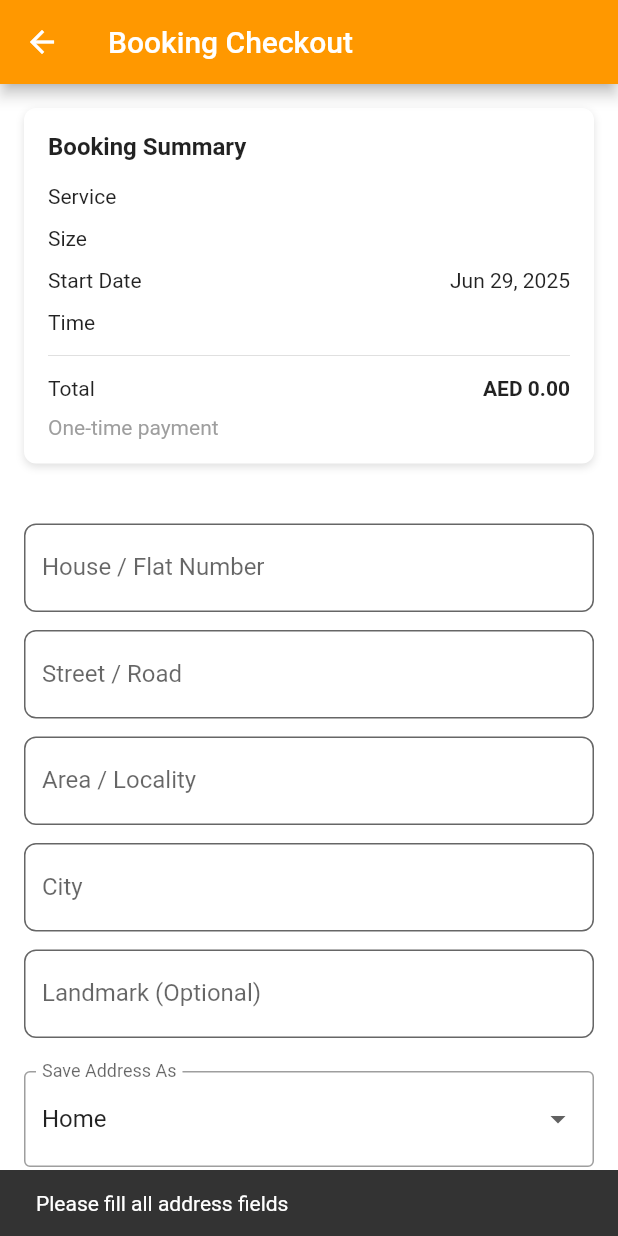
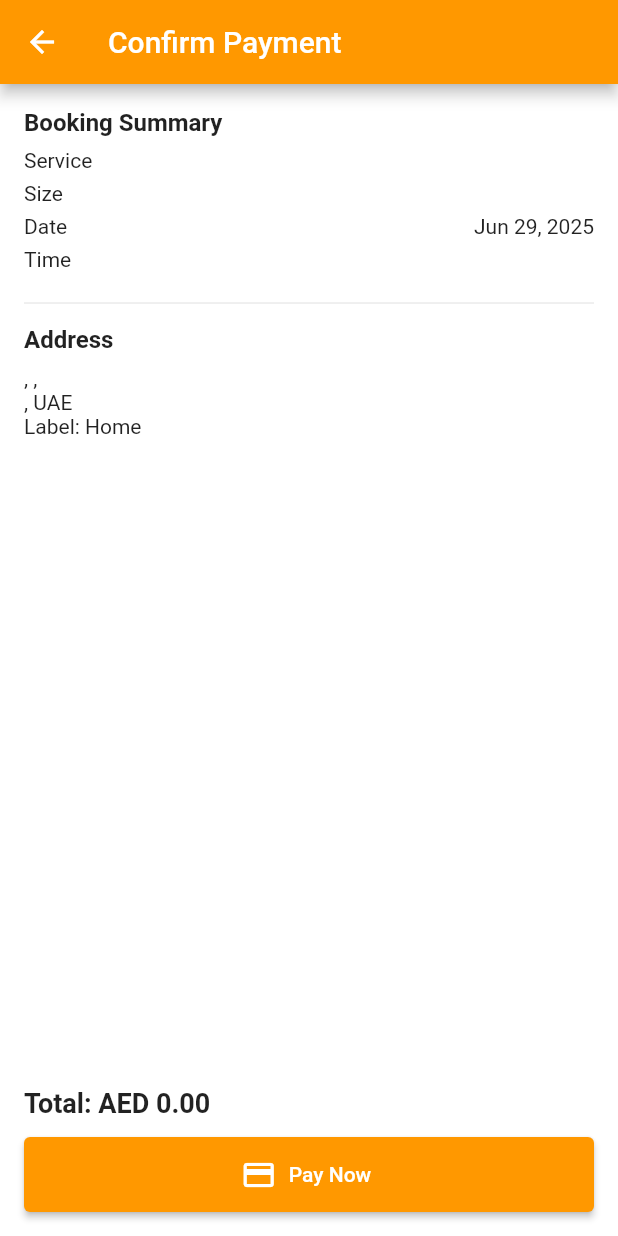
Before and after one commit to Shivrooo6/houzy_user_app, a Flutter app: the Checkout screen opened directly with empty values, after a tap on "Continue to Pay", on a phone screen of 412 x 824 dp. Run offline on Flutter 3.47's test engine with Material 3 defaults, Android fonts, the phone set to English and light mode, and no system bars; our stand-ins replace cloud_firestore, dio, firebase_auth, firebase_core, flutter_dotenv, geocoding and 3 more; missing offline and left inert: flutter_stripe; accounts and stored records are empty.

Commit message:
payment done but something went wrong

```diff
--- a/lib/const.dart
+++ b/lib/const.dart
@@ -3,3 +3,4 @@ const String apiUrl_backendregisterapi = "https://houzy-ozer.vercel.app/api/v1/m
 const String apiUrl_backendloginapi = "https://houzy-ozer.vercel.app/api/v1/mobile"; // 👈 Replace with actual URL
 const String apiUrl_backendpaymentapi = "https://houzy-ozer.vercel.app/api/v1/mobile"; // 👈 Replace with actual URL
 const String apiUrl_backendlocationapi = "https://houzy-ozer.vercel.app/api/v1/mobile"; // 👈 Replace with actual URL
+const String apiUrl_backenduseremailapi = "https://houzy-ozer.vercel.app/api/v1/mobile"; // 👈 Replace with actual URL
--- /dev/null
+++ b/lib/paymentscreen.dart
@@ -0,0 +1,174 @@
+import 'dart:convert';
+import 'package:flutter/material.dart';
+import 'package:intl/intl.dart';
+import 'package:shared_preferences/shared_preferences.dart';
+import 'package:http/http.dart' as http;
+import 'package:houzy/repository/screens/stripeservice.dart';
+
+class PaymentScreen extends StatefulWidget {
+  final String serviceTitle;
+  final String sizeLabel;
+  final int? selectedProfessionals;
+  final int? selectedHours;
+  final DateTime selectedDate;
+  final String selectedTimeSlot;
+  final int? durationInMonths;
+  final int price;
+
+  final String fullAddress;
+  final String city;
+  final String label;
+
+  const PaymentScreen({
+    super.key,
+    required this.serviceTitle,
+    required this.sizeLabel,
+    required this.selectedProfessionals,
+    required this.selectedHours,
+    required this.selectedDate,
+    required this.selectedTimeSlot,
+    required this.durationInMonths,
+    required this.price,
+    required this.fullAddress,
+    required this.city,
+    required this.label,
+  });
+
+  @override
+  State<PaymentScreen> createState() => _PaymentScreenState();
+}
+
+class _PaymentScreenState extends State<PaymentScreen> {
+  bool isLoading = false;
+
+  @override
+  Widget build(BuildContext context) {
+    final priceStr =
+        NumberFormat.currency(locale: 'en_AE', symbol: 'AED ').format(widget.price);
+
+    return Scaffold(
+      appBar: AppBar(
+        title: const Text('Confirm Payment'),
+        backgroundColor: Colors.orange,
+      ),
+      body: Padding(
+        padding: const EdgeInsets.all(16),
+        child: Column(
+          crossAxisAlignment: CrossAxisAlignment.start,
+          children: [
+            _sectionTitle('Booking Summary'),
+            _summaryRow('Service', widget.serviceTitle),
+            _summaryRow('Size', widget.sizeLabel),
+            if (widget.selectedProfessionals != null)
+              _summaryRow('Professionals per visit', '${widget.selectedProfessionals}'),
+            if (widget.selectedHours != null)
+              _summaryRow('Hours per visit', '${widget.selectedHours}'),
+            _summaryRow('Date', DateFormat('MMM d, yyyy').format(widget.selectedDate)),
+            _summaryRow('Time', widget.selectedTimeSlot),
+            if (widget.durationInMonths != null)
+              _summaryRow('Plan Duration', '${widget.durationInMonths} Months'),
+            const Divider(height: 30),
+
+            _sectionTitle('Address'),
+            Text(widget.fullAddress),
+            Text('${widget.city}, UAE'),
+            Text('Label: ${widget.label}'),
+            const SizedBox(height: 30),
+
+            const Spacer(),
+
+            Text('Total: $priceStr',
+                style: const TextStyle(fontSize: 18, fontWeight: FontWeight.bold)),
+            const SizedBox(height: 12),
+
+            ElevatedButton.icon(
+              onPressed: isLoading
+                  ? null
+                  : () async {
+                      setState(() => isLoading = true);
+                      ScaffoldMessenger.of(context).showSnackBar(
+                        const SnackBar(content: Text("💳 Initiating payment...")),
+                      );
+
+                      try {
+                        final prefs = await SharedPreferences.getInstance();
+                        final email = prefs.getString('userEmail') ?? '';
+                        print("📧 Retrieved email: $email");
+
+                        if (email.isEmpty) throw "User email not found";
+
+                        // Optional: Call your backend for user ID (if needed)
+                        final userDetailsResponse = await http.get(
+                          Uri.parse(
+                              "https://houzy-ozer.vercel.app/api/v1/mobile/user/getDetailsByEmail?email=$email"),
+                          headers: {'Content-Type': 'application/json'},
+                        );
+
+                        final data = userDetailsResponse.body;
+                        print("📥 User details response: ${userDetailsResponse.statusCode} - $data");
+
+                        if (userDetailsResponse.statusCode != 200) {
+                          throw "Failed to fetch user details: ${userDetailsResponse.body}";
+                        }
+
+                        final decoded = jsonDecode(userDetailsResponse.body);
+                        final userId = decoded?['data']?['user']?['id'];
+                        debugPrint("✅ Got userId from backend: $userId");
+                        print("✅ User email: $email");
+
+                        // Make Stripe payment
+                        await Stripeservice.instance.makePayment(
+                          amount: widget.price,
+                          months: widget.durationInMonths ?? 1,
+                          title: widget.serviceTitle,
+                          email: email,
+                        );
+
+                        ScaffoldMessenger.of(context).showSnackBar(
+                          const SnackBar(content: Text("✅ Payment successful")),
+                        );
+
+                        // Optional: Navigate to success screen
+                      } catch (e) {
+                        ScaffoldMessenger.of(context).showSnackBar(
+                          SnackBar(content: Text("❌ Payment failed: $e")),
+                        );
+                      } finally {
+                        setState(() => isLoading = false);
+                      }
+                    },
+              style: ElevatedButton.styleFrom(
+                minimumSize: const Size.fromHeight(50),
+                backgroundColor: Colors.orange,
+              ),
+              icon: isLoading
+                  ? const SizedBox(
+                      height: 20,
+                      width: 20,
+                      child: CircularProgressIndicator(color: Colors.white, strokeWidth: 2),
+                    )
+                  : const Icon(Icons.payment),
+              label: Text(isLoading ? 'Processing...' : 'Pay Now'),
+            ),
+          ],
+        ),
+      ),
+    );
+  }
+
+  Widget _sectionTitle(String title) => Padding(
+        padding: const EdgeInsets.only(bottom: 8),
+        child: Text(title,
+            style: const TextStyle(fontSize: 16, fontWeight: FontWeight.bold)),
+      );
+
+  Widget _summaryRow(String title, String value) => Padding(
+        padding: const EdgeInsets.only(bottom: 6),
+        child: Row(
+          children: [
+            Expanded(child: Text(title)),
+            Text(value),
+          ],
+        ),
+      );
+}
--- a/lib/repository/screens/checkout/checkout.dart
+++ b/lib/repository/screens/checkout/checkout.dart
@@ -1,13 +1,7 @@
-import 'dart:convert';
 import 'package:flutter/material.dart';
-import 'package:flutter_stripe/flutter_stripe.dart';
-import 'package:houzy/repository/screens/stripeservice.dart';
+import 'package:houzy/paymentscreen.dart';
 import 'package:intl/intl.dart';
 import 'package:shared_preferences/shared_preferences.dart';
-import 'package:http/http.dart' as http;
-import 'package:firebase_auth/firebase_auth.dart';
-import 'package:geolocator/geolocator.dart';
-import 'package:geocoding/geocoding.dart';
 
 class Checkout extends StatefulWidget {
   final DateTime selectedDate;
@@ -49,7 +43,6 @@ class _CheckoutUIState extends State<Checkout> {
   @override
   void initState() {
     super.initState();
-    Stripe.publishableKey = 'your_stripe_publishable_key_here'; // Replace this!
     _loadSavedAddress();
   }
 
@@ -62,60 +55,10 @@ class _CheckoutUIState extends State<Checkout> {
     landmarkController.text = prefs.getString('landmark') ?? '';
   }
 
-  Future<void> _saveAddressToBackend() async {
-    final user = FirebaseAuth.instance.currentUser;
-    if (user == null) throw "User not logged in";
-
-    final position = await Geolocator.getCurrentPosition(
-      desiredAccuracy: LocationAccuracy.high,
-    );
-
-    final placemarks = await placemarkFromCoordinates(
-      position.latitude,
-      position.longitude,
-    );
-    final place = placemarks.isNotEmpty ? placemarks.first : null;
-
-    final body = {
-      "userId": user.uid,
-      "label": _selectedLabel,
-      "street": "${houseNoController.text.trim()}, "
-                "${streetController.text.trim()}, "
-                "${areaController.text.trim()}",
-      "city": (place?.locality?.isNotEmpty ?? false)
-          ? place!.locality
-          : cityController.text.trim(),
-      "state": place?.administrativeArea ?? "",
-      "country": place?.country ?? "UAE",
-      "pincode": place?.postalCode ?? "",
-      "lat": position.latitude,
-      "lng": position.longitude,
-    };
-
-    debugPrint("Saving address: ${jsonEncode(body)}");
-
-    final response = await http.post(
-      Uri.parse("https://houzy-ozer.vercel.app/api/v1/mobile/user/location"),
-      headers: {'Content-Type': 'application/json'},
-      body: jsonEncode(body),
-    );
-
-    debugPrint("Backend response: ${response.statusCode} - ${response.body}");
-
-    if (response.statusCode != 200) {
-      String message = "Failed to save address";
-      try {
-        final decoded = jsonDecode(response.body);
-        if (decoded is Map && decoded['message'] != null) {
-          message = decoded['message'];
-        }
-      } catch (_) {}
-      throw message;
-    }
-  }
 
   @override
-  Widget build(BuildContext context) => Scaffold(
+  Widget build(BuildContext context) {
+    return Scaffold(
       appBar: AppBar(
         title: const Text('Booking Checkout'),
         backgroundColor: Colors.orange,
@@ -138,33 +81,33 @@ class _CheckoutUIState extends State<Checkout> {
                   : const Icon(Icons.payment),
               label: Text(isLoading ? 'Processing...' : 'Continue to Pay'),
               onPressed: () async {
-                  if (houseNoController.text.trim().isEmpty ||
-                      streetController.text.trim().isEmpty ||
-                      areaController.text.trim().isEmpty ||
-                      cityController.text.trim().isEmpty) {
-                    ScaffoldMessenger.of(context).showSnackBar(
-                      const SnackBar(content: Text("Please fill all address fields")),
+  Navigator.push(
+  context,
+  MaterialPageRoute(
+    builder: (_) => PaymentScreen(
+      serviceTitle: widget.serviceTitle,
+      sizeLabel: widget.sizeLabel,
+      selectedProfessionals: widget.selectedProfessionals,
+      selectedHours: widget.selectedHours,
+      selectedDate: widget.selectedDate,
+      selectedTimeSlot: widget.selectedTimeSlot,
+      durationInMonths: widget.durationInMonths,
+      price: widget.price,
+      fullAddress: "${houseNoController.text.trim()}, "
+          "${streetController.text.trim()}, "
+          "${areaController.text.trim()}",
+      city: cityController.text.trim(),
+      label: _selectedLabel,
+    ),
+  ),
 );
-                    return;
               }
-
-                  setState(() => isLoading = true);
-                  try {
-                    await _saveAddressToBackend();
-                    Stripeservice.instance.makePayment(); // continue payment
-                  } catch (e) {
-                    ScaffoldMessenger.of(context).showSnackBar(
-                      SnackBar(content: Text('❌ Error: $e')),
-                    );
-                  } finally {
-                    setState(() => isLoading = false);
-                  }
-                },
             ),
           ],
         ),
       ),
     );
+  }
 
   Widget _buildStructuredAddressForm() {
     return Column(
@@ -178,12 +121,10 @@ class _CheckoutUIState extends State<Checkout> {
         const SizedBox(height: 10),
         DropdownButtonFormField<String>(
           value: _selectedLabel,
-          items: ['Home', 'Work', 'Other'].map((label) {
-            return DropdownMenuItem(value: label, child: Text(label));
-          }).toList(),
-          onChanged: (val) {
-            if (val != null) setState(() => _selectedLabel = val);
-          },
+          items: ['Home', 'Work', 'Other']
+              .map((label) => DropdownMenuItem(value: label, child: Text(label)))
+              .toList(),
+          onChanged: (val) => setState(() => _selectedLabel = val ?? 'Home'),
           decoration: const InputDecoration(
             labelText: 'Save Address As',
             border: OutlineInputBorder(),
--- a/lib/repository/screens/login/loginscreen.dart
+++ b/lib/repository/screens/login/loginscreen.dart
@@ -5,6 +5,7 @@ import 'package:houzy/repository/screens/bottomnav/bottomnavscreen.dart';
 import 'package:houzy/repository/widgets/uihelper.dart';
 import 'package:houzy/screens/userauth/firebaseauthservices.dart';
 import 'package:http/http.dart' as http;
+import 'package:shared_preferences/shared_preferences.dart';
 
 class LoginScreen extends StatefulWidget {
   const LoginScreen({super.key});
@@ -29,6 +30,10 @@ class _LoginScreenState extends State<LoginScreen> {
         _showMessage("Google Sign-In failed");
         return;
       }
+
+      // ✅ Save email locally for later (e.g., for backend fetch)
+      final prefs = await SharedPreferences.getInstance();
+      await prefs.setString('userEmail', user.email ?? '');
 
       final userData = {
         "name": user.displayName ?? "No Name",
--- a/lib/repository/screens/twelvemonth.dart
+++ b/lib/repository/screens/twelvemonth.dart
@@ -326,7 +326,7 @@ class _TwelveMonthPlanState extends State<TwelveMonth> {
           children: [
             _buildHeaderCard(),
             _buildIncludedSection(),
-            _buildOptionSelector("Hours per visit", 6, selectedHours, (val) {
+            _buildOptionSelector("Hours per visit", 4, selectedHours, (val) {
               setState(() => selectedHours = val);
             }),
             _buildOptionSelector("Professionals per visit", 4, selectedProfessionals, (val) {
```
Also changed, not shown: lib/repository/screens/1monthservice/onemonth.dart (+34 -28 lines), lib/repository/screens/demoservice/demoservice.dart (+79 -74 lines), lib/repository/screens/stripeservice.dart (+24 -9 lines). Lines whose indentation alone changed are shown as unchanged.
